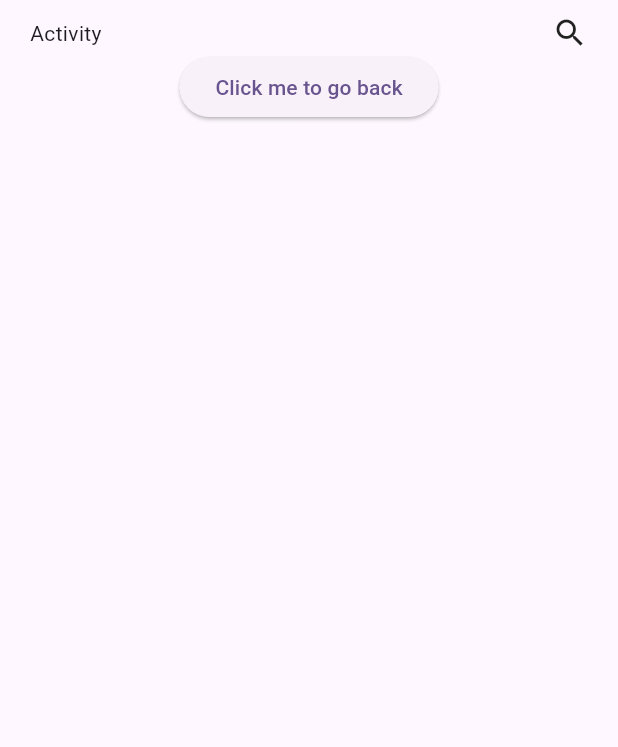
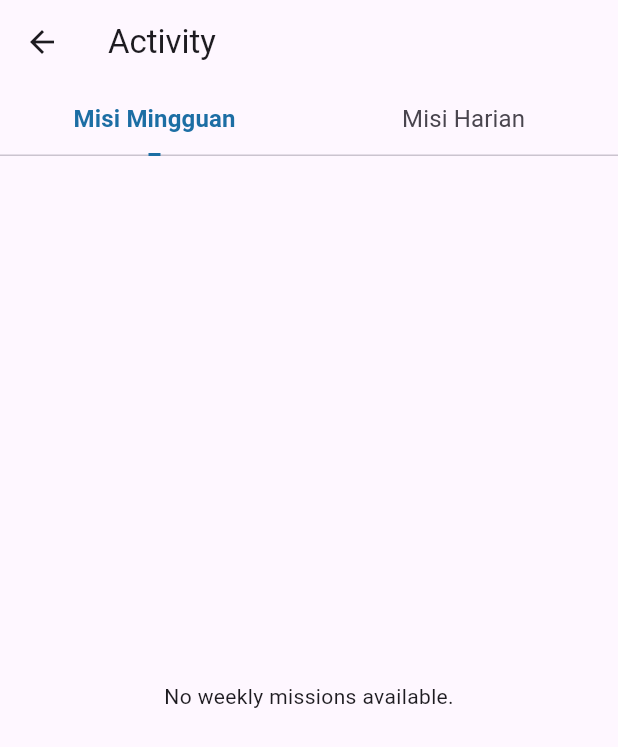
Before and after one commit to femnixx/jaganalar, a Flutter app: the Activity screen opened directly, on a phone screen of 412 x 824 dp. Shown: the top 747 px of the screen. Run offline on Flutter 3.47's test engine with Material 3 defaults, Android fonts, the light colour scheme and no system bars; our stand-ins replace dash_chat_2, flutter_gemini, flutter_svg, image_picker, shared_preferences, smooth_page_indicator and 2 more; accounts and stored records are empty.

```diff
--- a/lib/Activity.dart
+++ b/lib/Activity.dart
@@ -1,4 +1,5 @@
 import 'package:flutter/material.dart';
+import 'package:jaganalar/WeeklyMissionsContent.dart'; // We'll fix this next
 
 class Activity extends StatefulWidget {
   const Activity({super.key});
@@ -7,41 +8,55 @@ class Activity extends StatefulWidget {
   State<Activity> createState() => _ActivityState();
 }
 
-class _ActivityState extends State<Activity> {
-  int _currentIndex = 1;
+class _ActivityState extends State<Activity>
+    with SingleTickerProviderStateMixin {
+  late TabController _tabController;
+
+  @override
+  void initState() {
+    super.initState();
+    _tabController = TabController(length: 2, vsync: this);
+  }
+
+  @override
+  void dispose() {
+    _tabController.dispose();
+    super.dispose();
+  }
 
   @override
   Widget build(BuildContext context) {
     return Scaffold(
-      body: SafeArea(
-        child: Padding(
-          padding: const EdgeInsets.symmetric(horizontal: 20, vertical: 10),
-          child: Column(
-            children: [
-              Row(
-                mainAxisAlignment: MainAxisAlignment.spaceBetween,
-                children: [
-                  Text('Activity'),
-                  Icon(Icons.search)
-                ],
-              ),
-              Row(
-                mainAxisAlignment: MainAxisAlignment.center,
-                crossAxisAlignment: CrossAxisAlignment.center,
-                children: [
-                  ElevatedButton(
-                    onPressed: () {
-                      Navigator.pop(context);
-                    },
-                    child: Text('Click me to go back')
-                  )
-                ],
-              )
-            ],
+      appBar: AppBar(
+        title: const Text('Activity'),
+        bottom: TabBar(
+          controller: _tabController,
+          labelColor: const Color(0xff1C6EA4),
+          unselectedLabelStyle: const TextStyle(
+            fontWeight: FontWeight.normal,
+            fontSize: 16,
           ),
+          labelStyle: const TextStyle(
+            fontWeight: FontWeight.bold,
+            fontSize: 16,
+          ),
+          indicator: const UnderlineTabIndicator(
+            borderSide: BorderSide(color: Color(0xff1C6EA4), width: 2.0),
+            insets: EdgeInsets.symmetric(horizontal: 50.0),
+          ),
+          tabs: const [
+            Tab(text: 'Misi Mingguan'),
+            Tab(text: 'Misi Harian'),
+          ],
         ),
       ),
-
+      body: TabBarView(
+        controller: _tabController,
+        children: [
+          WeeklyMissionsContent(), // Moved to its own widget
+          const Center(child: Text('Content for Misi Harian')),
+        ],
+      ),
     );
   }
 }
--- /dev/null
+++ b/lib/WeeklyMissionsContent.dart
@@ -0,0 +1,78 @@
+import 'package:flutter/material.dart';
+import 'package:supabase_flutter/supabase_flutter.dart';
+import 'package:jaganalar/QuizQuestion.dart'; // Make sure this file exists and is correct
+import 'package:jaganalar/Supabase.dart'; // Assuming this file sets up the Supabase client
+
+class WeeklyMissionsContent extends StatelessWidget {
+  WeeklyMissionsContent({super.key});
+
+  // Fetch missions in the build method's FutureBuilder to display a loading indicator
+  // or error state.
+  final Future<List<Map<String, dynamic>>> weeklyMissionsFuture =
+      SupabaseService.client
+          .from('questions')
+          .select('*')
+          .order('created_at', ascending: false);
+
+  @override
+  Widget build(BuildContext context) {
+    return FutureBuilder<List<Map<String, dynamic>>>(
+      future: weeklyMissionsFuture,
+      builder: (context, snapshot) {
+        if (snapshot.connectionState == ConnectionState.waiting) {
+          return const Center(child: CircularProgressIndicator());
+        } else if (snapshot.hasError) {
+          return Center(child: Text("Error: ${snapshot.error}"));
+        } else if (!snapshot.hasData || snapshot.data!.isEmpty) {
+          return const Center(child: Text("No weekly missions available."));
+        }
+
+        final missions = snapshot.data!;
+        return ListView.builder(
+          itemCount: missions.length,
+          itemBuilder: (context, index) {
+            final mission = missions[index];
+            return Card(
+              margin: const EdgeInsets.symmetric(horizontal: 16, vertical: 8),
+              child: ListTile(
+                title: Text(mission['title'] ?? 'No title'),
+                subtitle: Text(mission['description'] ?? 'No description'),
+                trailing: Text(
+                  mission['points']?.toString() ?? '0',
+                  style: const TextStyle(fontWeight: FontWeight.bold),
+                ),
+                onTap: () async {
+                  final quizSets = await SupabaseService.client
+                      .from('questions')
+                      .select('*')
+                      .eq('id', mission['id'].toString());
+
+                  if (quizSets.isEmpty) {
+                    ScaffoldMessenger.of(context).showSnackBar(
+                      const SnackBar(
+                        content: Text(
+                          "No quiz questions available for this mission.",
+                        ),
+                      ),
+                    );
+                    return;
+                  }
+
+                  // ✅ Here's the fix: convert the map to a QuizSet object
+                  final selectedQuiz = QuizSet.fromMap(quizSets.first);
+
+                  Navigator.push(
+                    context,
+                    MaterialPageRoute(
+                      builder: (_) => QuizPage(quizSet: selectedQuiz),
+                    ),
+                  );
+                },
+              ),
+            );
+          },
+        );
+      },
+    );
+  }
+}
```
Also changed, not shown: lib/Dashboard.dart (+4 -8 lines), lib/QuizQuestion.dart (+113 -108 lines).
